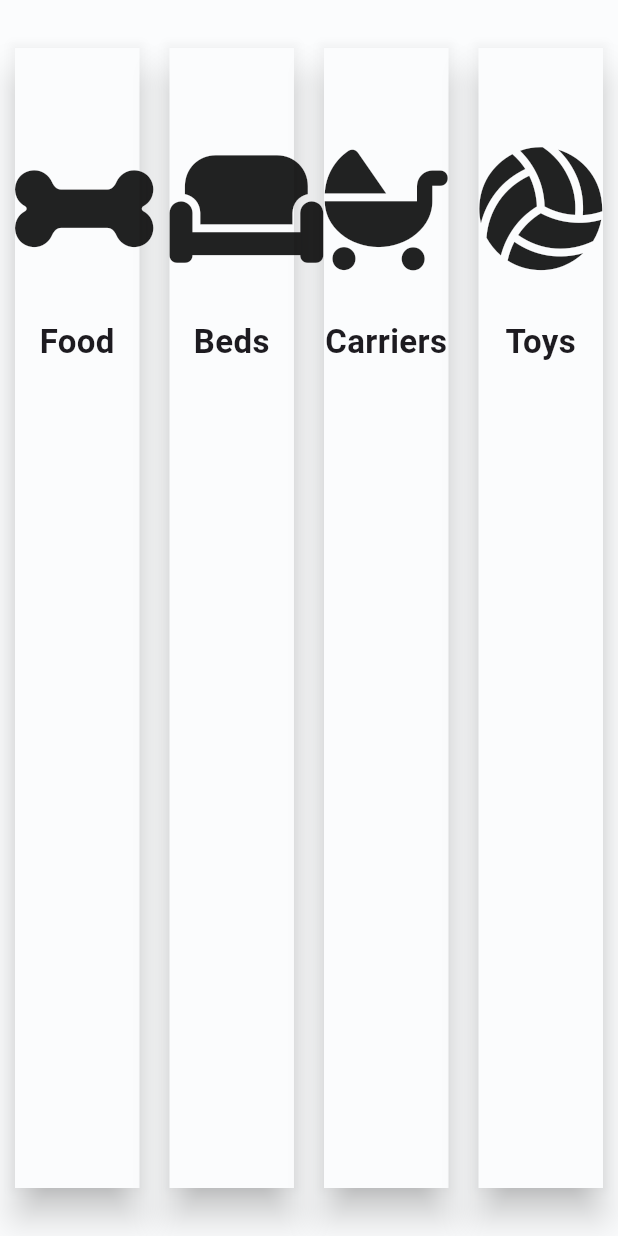
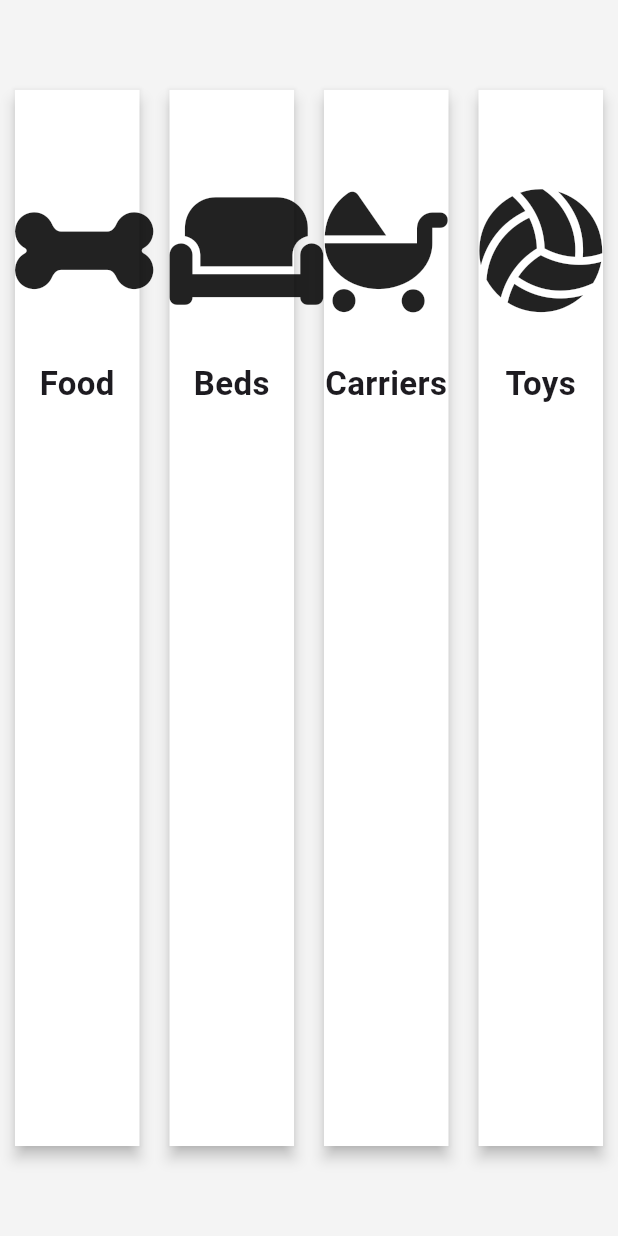
Before and after one commit to 7shovon7/catelyne_pet_flutter, a Flutter app: the HomeProductCategories widget shown alone on an empty page, opened directly, on a phone screen of 412 x 824 dp. Run offline on Flutter 3.47's test engine with Material 3 defaults, Android fonts, the phone set to English and light mode, and no system bars; our stand-ins replace flutter_svg, font_awesome_flutter, get, google_fonts; missing offline and left inert: measured_size.

Commit message:
category cards reorganized

```diff
--- a/lib/ui/app.dart
+++ b/lib/ui/app.dart
@@ -22,6 +22,7 @@ class MyApp extends StatelessWidget {
         appBarTheme: const AppBarTheme(
           centerTitle: false,
         ),
+        scaffoldBackgroundColor: UiConstants.scaffoldBackgroundColor,
       ),
       home: const HomePage(),
     );
--- a/lib/ui/common/ui_constants.dart
+++ b/lib/ui/common/ui_constants.dart
@@ -3,11 +3,13 @@ import 'package:flutter/material.dart';
 abstract class UiConstants {
   static const primaryColor = Color(0xFF17383E);
   static const accentColor = Color(0xFFC96C4F);
-
+  static const scaffoldBackgroundColor = Color.fromARGB(255, 244, 244, 244);
   static const white = Colors.white;
   static const offWhite = Color.fromARGB(255, 182, 182, 182);
 
-  static const largeDisplayMinWidth = 850;
+  static const double largeDisplayMinWidth = 850;
 
-  static const generalDisplayHorizontalPadding = 32.0;
+  static const double generalDisplayHorizontalPadding = 32.0;
+
+  static const double generalCardElevation = 4.0;
 }
--- a/lib/ui/pages/home_page/widgets/home_product_categories.dart
+++ b/lib/ui/pages/home_page/widgets/home_product_categories.dart
@@ -1,4 +1,4 @@
-import 'package:catelyne_pet_flutter/ui/common/widgets/widget_constants.dart';
+import 'package:catelyne_pet_flutter/ui/common/ui_constants.dart';
 import 'package:flutter/material.dart';
 import 'package:font_awesome_flutter/font_awesome_flutter.dart';
 
@@ -13,13 +13,16 @@ class HomeProductCategories extends StatelessWidget {
     }) {
       return Flexible(
         flex: 1,
-        child: Card(
-          elevation: 10,
-          margin: const EdgeInsets.symmetric(
-            vertical: 32.0,
+        child: Padding(
+          padding: const EdgeInsets.symmetric(
+            vertical: 60.0,
             horizontal: 10.0,
           ),
-          shape: WidgetConstants.defaultBoxShape,
+          child: Material(
+            color: UiConstants.white,
+            elevation: UiConstants.generalCardElevation,
+            child: InkWell(
+              hoverColor: UiConstants.accentColor,
               child: Padding(
                 padding: const EdgeInsets.symmetric(vertical: 66.0),
                 child: Column(
@@ -41,6 +44,9 @@ class HomeProductCategories extends StatelessWidget {
                       ),
                     ),
                   ],
+                ),
+              ),
+              onTap: () {},
             ),
           ),
         ),
```
Lines whose indentation alone changed are shown as unchanged.
